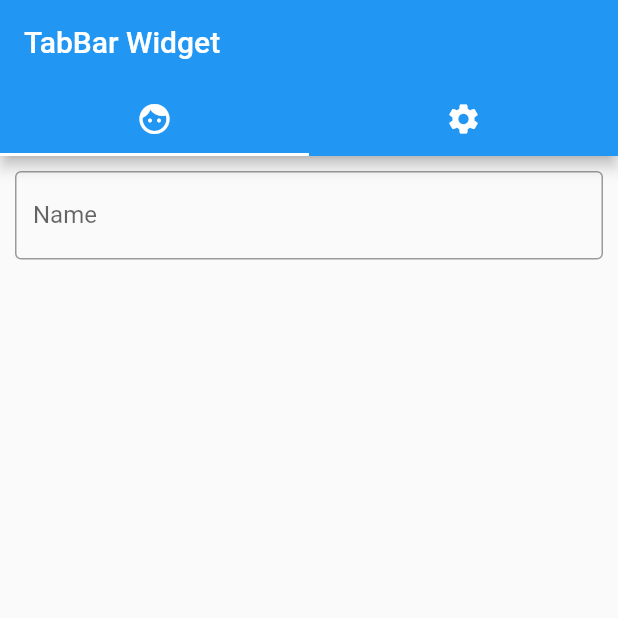
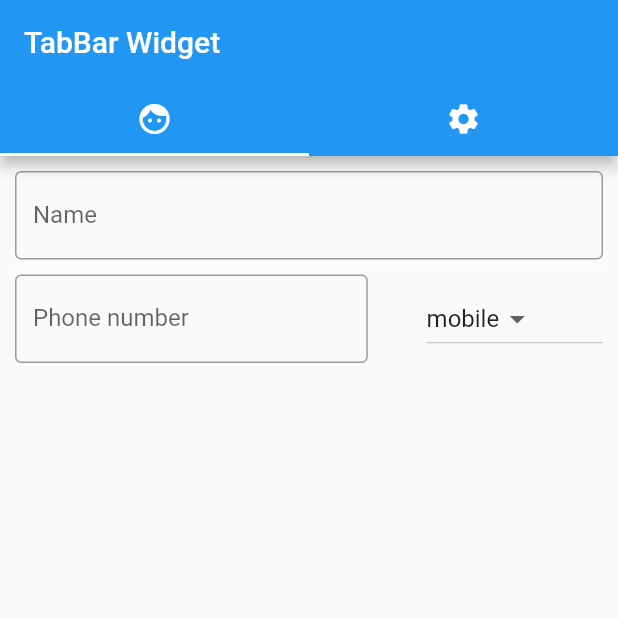
Before and after one commit to IceVanilla/FlutterCase, a Flutter app: the screen it shows after launch, on a phone screen of 412 x 824 dp, the top half of it. Run offline on Flutter 3.47's test engine with Material 2 defaults, Android fonts, the phone set to English and light mode, and no system bars.

Commit message:
form: phone number

```diff
--- a/form/lib/main.dart
+++ b/form/lib/main.dart
@@ -18,6 +18,8 @@ class FormPage extends StatefulWidget {
 }
 
 class FormState extends State<FormPage> {
+  String _phone_type = "mobile";
+
   @override
   Widget build(BuildContext context) {
     return DefaultTabController(
@@ -55,6 +57,49 @@ class FormState extends State<FormPage> {
                       labelText: "Name"
                     ),
                   ),
+                  Divider(
+                      height: 10,
+                      color: Colors.white,
+                  ),
+                  Row(
+                      children: <Widget>[
+                      Expanded(
+                          flex: 6,
+                          child: TextField(
+                          decoration: InputDecoration(
+                              border: OutlineInputBorder(),
+                              labelText: "Phone number"
+                          ),
+                        ),
+                      ),
+                      Spacer(),
+                      Expanded(
+                          flex: 3,
+                          child: DropdownButton<String>(
+                          value: _phone_type,
+                          onChanged: (String? value) {
+                              setState(() {
+                              _phone_type = value.toString();
+                              });
+                          },
+                          items: <DropdownMenuItem<String>>[
+                              DropdownMenuItem(
+                              value: "mobile",
+                              child: Text("mobile"),
+                              ),
+                              DropdownMenuItem(
+                              value: "home",
+                              child: Text("home"),
+                              ),
+                              DropdownMenuItem(
+                              value: "work",
+                              child: Text("work"),
+                              ),
+                          ],
+                        ),
+                      )
+                    ],
+                  ),
                 ],
               ),
             ),
```
